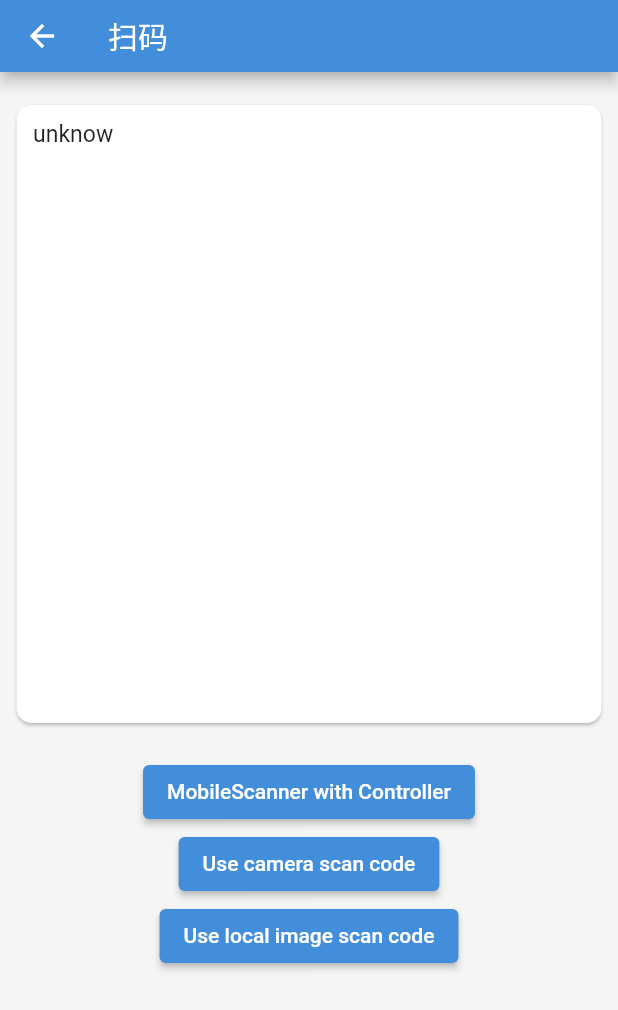
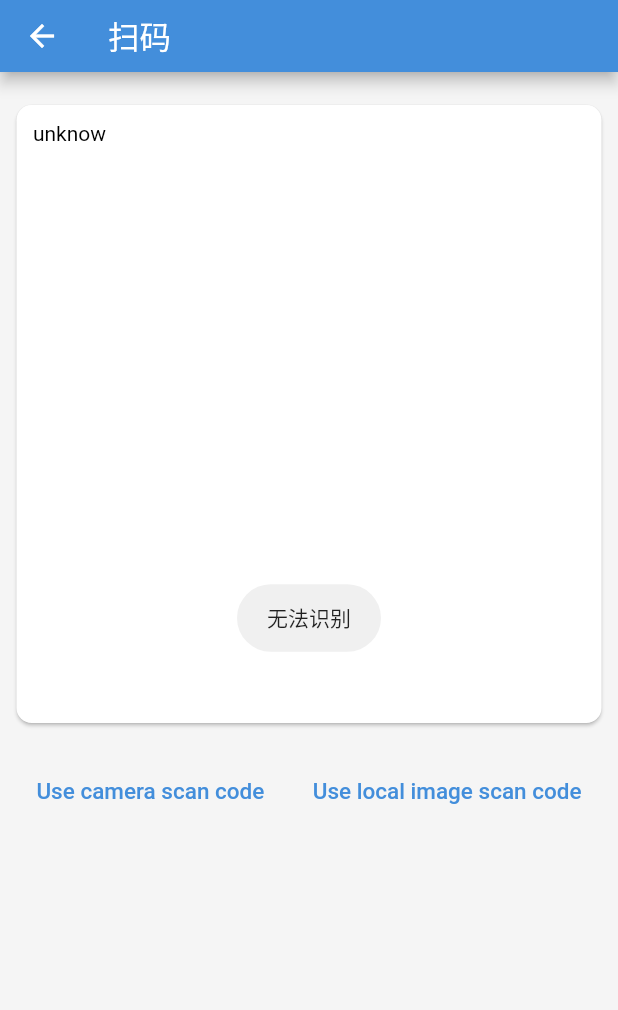
Before and after one commit to imehc/chemi, a Flutter app: the ChemiScan screen opened by its route, after a tap on "Use local image scan code", on a phone screen of 412 x 824 dp. Shown: the top 1010 px of the screen. Run offline on Flutter 3.47's test engine with Material 2 defaults, Android fonts, the light colour scheme and no system bars; our stand-ins replace flutter_screenutil, fluttertoast, image_gallery_saver, image_picker, permission_handler, salomon_bottom_bar; missing offline and left inert: crop_your_image, scan.

Commit message:
add scan

```diff
--- a/lib/routes/tools_crop.dart
+++ b/lib/routes/tools_crop.dart
@@ -2,13 +2,13 @@ import 'dart:typed_data';
 
 import 'package:crop_your_image/crop_your_image.dart';
 import 'package:flutter/material.dart';
-import 'package:flutter_blog/utils/handle_file_to_local.dart';
 
 // ignore: implementation_imports
 import 'package:flutter_screenutil/src/size_extension.dart' show SizeExtension;
 import 'package:image_picker/image_picker.dart';
 
 import '../constant.dart';
+import '../utils/utils.dart';
 
 class ChemiCrop extends StatefulWidget {
   final String title;
--- a/lib/routes/tools_scan.dart
+++ b/lib/routes/tools_scan.dart
@@ -1,8 +1,10 @@
 import 'package:flutter/material.dart';
 // ignore: implementation_imports
 import 'package:flutter_screenutil/src/size_extension.dart' show SizeExtension;
+import 'package:fluttertoast/fluttertoast.dart';
 
 import '../constant.dart';
+import '../utils/utils.dart';
 
 class ChemiScan extends StatefulWidget {
   final String title;
@@ -13,6 +15,7 @@ class ChemiScan extends StatefulWidget {
 }
 
 class _ChemiScanState extends State<ChemiScan> {
+  String qrcode = "unknow";
   @override
   Widget build(BuildContext context) {
     return Scaffold(
@@ -41,29 +44,67 @@ class _ChemiScanState extends State<ChemiScan> {
                 ),
                 width: MediaQuery.of(context).size.width,
                 height: MediaQuery.of(context).size.height / 2,
-                child: Text(
-                  "unknow",
+                // 选中文字
+                child: SelectableText(
+                  qrcode,
+                  onTap: () {
+                    if (_isUrl(qrcode)) {
+                      UrlUtil.open(qrcode);
+                    }
+                  },
                   style: TextStyle(
-                    fontSize: AppConstantConfig.primaryFontSize.sp,
-                  ),
+                      fontSize: AppConstantConfig.primaryFontSize,
+                      color: _isUrl(qrcode)
+                          ? AppConstantConfig.primaryColor
+                          : Colors.black),
                 ),
               ),
             ),
-            ElevatedButton(
-              onPressed: () {},
-              child: const Text('MobileScanner with Controller'),
-            ),
-            ElevatedButton(
-              onPressed: () {},
-              child: const Text('Use camera scan code'),
-            ),
-            ElevatedButton(
-              onPressed: () {},
-              child: const Text('Use local image scan code'),
-            ),
+            Row(
+              mainAxisAlignment: MainAxisAlignment.spaceEvenly,
+              mainAxisSize: MainAxisSize.max,
+              children: [
+                TextButton(
+                  onPressed: () async {
+                    final result = await Navigator.of(context).push(
+                      MaterialPageRoute(
+                        builder: (context) => const CreameScanCode(),
+                      ),
+                    );
+                    if (result != null) {
+                      setState(() => qrcode = result);
+                    }
+                  },
+                  child: const Text('Use camera scan code'),
+                ),
+                TextButton(
+                  onPressed: () async {
+                    final result = await LocalImagesScanCode.start();
+                    if (result != null) {
+                      setState(() => qrcode = result);
+                    } else {
+                      Fluttertoast.showToast(
+                        msg: "无法识别",
+                        gravity: ToastGravity.CENTER,
+                      );
+                    }
+                  },
+                  child: const Text('Use local image scan code'),
+                ),
+              ],
+            )
           ],
         ),
       ),
     );
   }
+
+  _isUrl(String str) {
+    RegExp reg = RegExp(r"(http(s)?://([\w-]+\.)+[\w-]+(/[\w- ./?%&=]*)?)");
+    if (reg.hasMatch(str)) {
+      return true;
+    } else {
+      return false;
+    }
+  }
 }
--- a/lib/utils/local_images_scan_code.dart
+++ b/lib/utils/local_images_scan_code.dart
@@ -1,15 +1,16 @@
-import 'package:flutter/material.dart';
+import 'package:image_picker/image_picker.dart';
+import 'package:scan/scan.dart';
 
-class LocalImagesScanCode extends StatefulWidget {
-  const LocalImagesScanCode({Key? key}) : super(key: key);
-
-  @override
-  State<LocalImagesScanCode> createState() => _LocalImagesScanCodeState();
-}
-
-class _LocalImagesScanCodeState extends State<LocalImagesScanCode> {
-  @override
-  Widget build(BuildContext context) {
-    return const Text("LocalImagesScanCode");
+class LocalImagesScanCode {
+  static start() async {
+    final result = await ImagePicker().pickImage(source: ImageSource.gallery);
+    if (result != null) {
+      String? str = await Scan.parse(result.path);
+      if (str != null && str.trim().isNotEmpty) {
+        return str;
+      } else {
+        return null;
+      }
+    }
   }
 }
--- /dev/null
+++ b/lib/utils/utils.dart
@@ -0,0 +1,4 @@
+export 'creame_scan_code.dart';
+export 'handle_file_to_local.dart';
+export 'local_images_scan_code.dart';
+export 'open_url.dart';
```
Also changed, not shown: lib/main.dart (+11 -5 lines), lib/utils/creame_scan_code.dart (+18 -1 lines), lib/utils/open_url.dart (added, +16 -0 lines), lib/widgets/tools.dart (+10 -2 lines), pubspec.yaml (+8 -3 lines), pubspec.lock, 7 other files.
